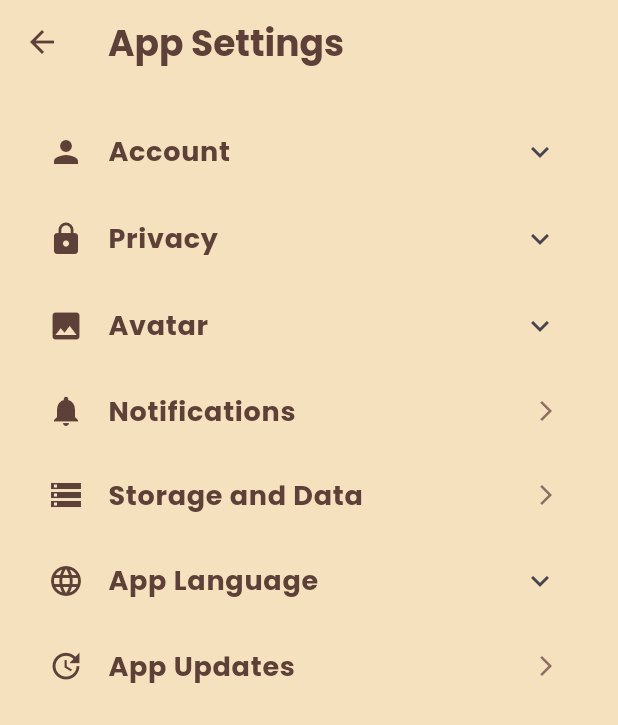
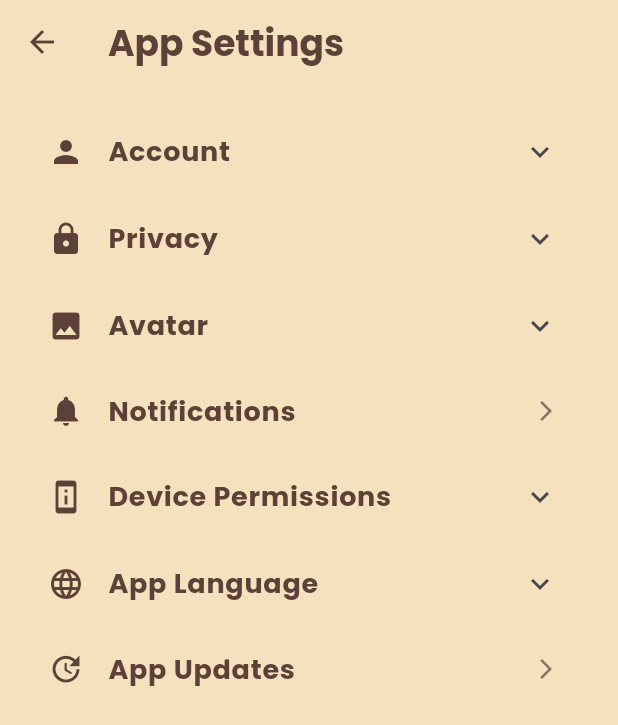
Before and after one commit to Ternard/pics, a Flutter app: the SettingsPage screen opened directly, after a tap on "Notifications", on a phone screen of 412 x 824 dp. Shown: the top 725 px of the screen. Run offline on Flutter 3.47's test engine with Material 3 defaults, Android fonts, the phone set to English and light mode, and no system bars; our stand-ins replace google_fonts, image_picker, permission_handler, shared_preferences, supabase_flutter; accounts and stored records are empty.

Commit message:
Your message

```diff
--- a/lib/settings.dart
+++ b/lib/settings.dart
@@ -1,5 +1,6 @@
 import 'package:flutter/material.dart';
 import 'package:supabase_flutter/supabase_flutter.dart';
+import 'package:permission_handler/permission_handler.dart';
 
 class SettingsPage extends StatefulWidget {
   const SettingsPage({super.key});
@@ -14,6 +15,9 @@ class _SettingsPageState extends State<SettingsPage> {
   String _phoneNumber = '';
   String _dob = '';
   String _selectedLanguage = 'English';
+  bool _cameraPermission = false;
+  bool _microphonePermission = false;
+  bool _locationPermission = false;
 
   final List<String> _languages = [
     'English',
@@ -28,13 +32,27 @@ class _SettingsPageState extends State<SettingsPage> {
   void initState() {
     super.initState();
     _loadUserData();
+    _checkPermissions();
+  }
+
+  Future<void> _checkPermissions() async {
+    final cameraStatus = await Permission.camera.status;
+    final microphoneStatus = await Permission.microphone.status;
+    final locationStatus = await Permission.location.status;
+
+    if (mounted) {
+      setState(() {
+        _cameraPermission = cameraStatus.isGranted;
+        _microphonePermission = microphoneStatus.isGranted;
+        _locationPermission = locationStatus.isGranted;
+      });
+    }
   }
 
   Future<void> _loadUserData() async {
     try {
       final user = supabase.auth.currentUser;
       if (user != null) {
-        // Fetch additional user data from your profiles table
         final data = await supabase
             .from('profiles')
             .select()
@@ -52,7 +70,7 @@ class _SettingsPageState extends State<SettingsPage> {
     } catch (e) {
       if (mounted) {
         ScaffoldMessenger.of(context).showSnackBar(
-          SnackBar(content: Text('Error loading user data: $e')),
+          const SnackBar(content: Text('Error loading user data')),
         );
       }
     }
@@ -85,7 +103,7 @@ class _SettingsPageState extends State<SettingsPage> {
           _buildPrivacySettings(context),
           _buildAvatarSettings(context),
           _buildNotificationSettings(context),
-          _buildStorageSettings(context),
+          _buildDevicePermissions(context),
           _buildLanguageSettings(context),
           _buildUpdateSettings(context),
         ],
@@ -106,7 +124,7 @@ class _SettingsPageState extends State<SettingsPage> {
       ),
       children: [
         ListTile(
-          title: Text("Full Name"),
+          title: const Text("Full Name"),
           subtitle: Text(_fullName.isNotEmpty ? _fullName : "Not set"),
           trailing: Icon(Icons.edit, color: Colors.brown[400]),
           onTap: () => _showEditDialog("Full Name", _fullName, (value) {
@@ -115,7 +133,7 @@ class _SettingsPageState extends State<SettingsPage> {
           }),
         ),
         ListTile(
-          title: Text("Phone Number"),
+          title: const Text("Phone Number"),
           subtitle: Text(_phoneNumber.isNotEmpty ? _phoneNumber : "Not set"),
           trailing: Icon(Icons.edit, color: Colors.brown[400]),
           onTap: () => _showEditDialog("Phone Number", _phoneNumber, (value) {
@@ -124,7 +142,7 @@ class _SettingsPageState extends State<SettingsPage> {
           }),
         ),
         ListTile(
-          title: Text("Date of Birth"),
+          title: const Text("Date of Birth"),
           subtitle: Text(_dob.isNotEmpty ? _dob : "Not set"),
           trailing: Icon(Icons.edit, color: Colors.brown[400]),
           onTap: () => _showDatePicker(context),
@@ -146,12 +164,12 @@ class _SettingsPageState extends State<SettingsPage> {
       ),
       children: [
         ListTile(
-          title: Text("Change Password"),
+          title: const Text("Change Password"),
           trailing: Icon(Icons.arrow_forward_ios, color: Colors.brown[400], size: 16),
           onTap: () => _showChangePasswordDialog(context),
         ),
         ListTile(
-          title: Text("Two-Factor Authentication"),
+          title: const Text("Two-Factor Authentication"),
           trailing: Switch(
             value: false,
             onChanged: (value) {},
@@ -180,7 +198,7 @@ class _SettingsPageState extends State<SettingsPage> {
               CircleAvatar(
                 radius: 50,
                 backgroundColor: Colors.brown[300],
-                child: Icon(Icons.person, size: 50, color: Colors.white),
+                child: const Icon(Icons.person, size: 50, color: Colors.white),
               ),
               const SizedBox(height: 10),
               ElevatedButton(
@@ -188,9 +206,55 @@ class _SettingsPageState extends State<SettingsPage> {
                   backgroundColor: Colors.brown,
                 ),
                 onPressed: () => _showAvatarOptions(context),
-                child: Text("Change Avatar", style: TextStyle(color: Colors.white)),
+                child: const Text("Change Avatar", style: TextStyle(color: Colors.white)),
               ),
             ],
+          ),
+        ),
+      ],
+    );
+  }
+
+  Widget _buildDevicePermissions(BuildContext context) {
+    return ExpansionTile(
+      leading: Icon(Icons.perm_device_info, color: Colors.brown[700]),
+      title: Text(
+        "Device Permissions",
+        style: TextStyle(
+          fontSize: 18,
+          fontWeight: FontWeight.bold,
+          color: Colors.brown[700],
+        ),
+      ),
+      children: [
+        ListTile(
+          leading: Icon(Icons.camera_alt, color: Colors.brown[700]),
+          title: const Text("Camera Access"),
+          subtitle: const Text("Required for taking photos"),
+          trailing: Switch(
+            value: _cameraPermission,
+            onChanged: (value) => _requestPermission(Permission.camera, value),
+            activeColor: Colors.brown,
+          ),
+        ),
+        ListTile(
+          leading: Icon(Icons.mic, color: Colors.brown[700]),
+          title: const Text("Microphone Access"),
+          subtitle: const Text("Required for voice recordings"),
+          trailing: Switch(
+            value: _microphonePermission,
+            onChanged: (value) => _requestPermission(Permission.microphone, value),
+            activeColor: Colors.brown,
+          ),
+        ),
+        ListTile(
+          leading: Icon(Icons.location_on, color: Colors.brown[700]),
+          title: const Text("Location Access"),
+          subtitle: const Text("Required for location-based features"),
+          trailing: Switch(
+            value: _locationPermission,
+            onChanged: (value) => _requestPermission(Permission.location, value),
+            activeColor: Colors.brown,
           ),
         ),
       ],
@@ -222,28 +286,11 @@ class _SettingsPageState extends State<SettingsPage> {
     );
   }
 
-  // Keep existing methods for other settings (notifications, storage, updates)
   Widget _buildNotificationSettings(BuildContext context) {
     return ListTile(
       leading: Icon(Icons.notifications, color: Colors.brown[700]),
       title: Text(
         "Notifications",
-        style: TextStyle(
-          fontSize: 18,
-          fontWeight: FontWeight.bold,
-          color: Colors.brown[700],
-        ),
-      ),
-      trailing: Icon(Icons.arrow_forward_ios, color: Colors.brown[400], size: 16),
-      onTap: () {},
-    );
-  }
-
-  Widget _buildStorageSettings(BuildContext context) {
-    return ListTile(
-      leading: Icon(Icons.storage, color: Colors.brown[700]),
-      title: Text(
-        "Storage and Data",
         style: TextStyle(
           fontSize: 18,
           fontWeight: FontWeight.bold,
@@ -285,14 +332,14 @@ class _SettingsPageState extends State<SettingsPage> {
         actions: [
           TextButton(
             onPressed: () => Navigator.pop(context),
-            child: Text("Cancel", style: TextStyle(color: Colors.brown)),
+            child: const Text("Cancel", style: TextStyle(color: Colors.brown)),
           ),
           TextButton(
             onPressed: () {
               onSave(controller.text);
               Navigator.pop(context);
             },
-            child: Text("Save", style: TextStyle(color: Colors.brown)),
+            child: const Text("Save", style: TextStyle(color: Colors.brown)),
           ),
         ],
       ),
@@ -330,37 +377,37 @@ class _SettingsPageState extends State<SettingsPage> {
     await showDialog(
       context: context,
       builder: (context) => AlertDialog(
-        title: Text("Change Password"),
+        title: const Text("Change Password"),
         content: Column(
           mainAxisSize: MainAxisSize.min,
           children: [
             TextField(
               controller: oldPasswordController,
               obscureText: true,
-              decoration: InputDecoration(labelText: "Current Password"),
+              decoration: const InputDecoration(labelText: "Current Password"),
             ),
             TextField(
               controller: newPasswordController,
               obscureText: true,
-              decoration: InputDecoration(labelText: "New Password"),
+              decoration: const InputDecoration(labelText: "New Password"),
             ),
             TextField(
               controller: confirmPasswordController,
               obscureText: true,
-              decoration: InputDecoration(labelText: "Confirm New Password"),
+              decoration: const InputDecoration(labelText: "Confirm New Password"),
             ),
           ],
         ),
         actions: [
           TextButton(
             onPressed: () => Navigator.pop(context),
-            child: Text("Cancel", style: TextStyle(color: Colors.brown)),
+            child: const Text("Cancel", style: TextStyle(color: Colors.brown)),
           ),
           TextButton(
             onPressed: () async {
               if (newPasswordController.text != confirmPasswordController.text) {
                 ScaffoldMessenger.of(context).showSnackBar(
-                  SnackBar(content: Text("Passwords don't match")),
+                  const SnackBar(content: Text("Passwords don't match")),
                 );
                 return;
               }
@@ -371,7 +418,7 @@ class _SettingsPageState extends State<SettingsPage> {
                 if (mounted) {
                   Navigator.pop(context);
                   ScaffoldMessenger.of(context).showSnackBar(
-                    SnackBar(content: Text("Password updated successfully")),
+                    const SnackBar(content: Text("Password updated successfully")),
                   );
                 }
               } catch (e) {
@@ -382,7 +429,7 @@ class _SettingsPageState extends State<SettingsPage> {
                 }
               }
             },
-            child: Text("Update", style: TextStyle(color: Colors.brown)),
+            child: const Text("Update", style: TextStyle(color: Colors.brown)),
           ),
         ],
       ),
@@ -396,24 +443,24 @@ class _SettingsPageState extends State<SettingsPage> {
         mainAxisSize: MainAxisSize.min,
         children: [
           ListTile(
-            leading: Icon(Icons.photo_library),
-            title: Text("Choose from Gallery"),
+            leading: const Icon(Icons.photo_library),
+            title: const Text("Choose from Gallery"),
             onTap: () {
               Navigator.pop(context);
               // Implement gallery picker
             },
           ),
           ListTile(
-            leading: Icon(Icons.camera_alt),
-            title: Text("Take a Photo"),
+            leading: const Icon(Icons.camera_alt),
+            title: const Text("Take a Photo"),
             onTap: () {
               Navigator.pop(context);
               // Implement camera
             },
           ),
           ListTile(
-            leading: Icon(Icons.face),
-            title: Text("Choose Default Avatar"),
+            leading: const Icon(Icons.face),
+            title: const Text("Choose Default Avatar"),
             onTap: () {
               Navigator.pop(context);
               // Implement default avatar selector
@@ -422,6 +469,57 @@ class _SettingsPageState extends State<SettingsPage> {
         ],
       ),
     );
+  }
+
+  Future<void> _requestPermission(Permission permission, bool enable) async {
+    if (enable) {
+      final status = await permission.request();
+      if (mounted) {
+        setState(() {
+          switch (permission) {
+            case Permission.camera:
+              _cameraPermission = status.isGranted;
+              break;
+            case Permission.microphone:
+              _microphonePermission = status.isGranted;
+              break;
+            case Permission.location:
+              _locationPermission = status.isGranted;
+              break;
+            default:
+              break;
+          }
+        });
+
+        if (!status.isGranted) {
+          ScaffoldMessenger.of(context).showSnackBar(
+            const SnackBar(content: Text("Permission denied")),
+          );
+        }
+      }
+    } else {
+      if (mounted) {
+        setState(() {
+          switch (permission) {
+            case Permission.camera:
+              _cameraPermission = false;
+              break;
+            case Permission.microphone:
+              _microphonePermission = false;
+              break;
+            case Permission.location:
+              _locationPermission = false;
+              break;
+            default:
+              break;
+          }
+        });
+      }
+
+      if (Theme.of(context).platform == TargetPlatform.android) {
+        openAppSettings();
+      }
+    }
   }
 
   Future<void> _updateProfileData(String field, String value) async {
--- a/pubspec.yaml
+++ b/pubspec.yaml
@@ -35,6 +35,7 @@ dependencies:
   firebase_messaging: ^14.6.3
   url_launcher: ^6.1.11
   supabase_flutter: ^2.8.4
+  permission_handler: ^10.4.0
 
 
 
```
Also changed, not shown: pubspec.lock, 2 other files.
